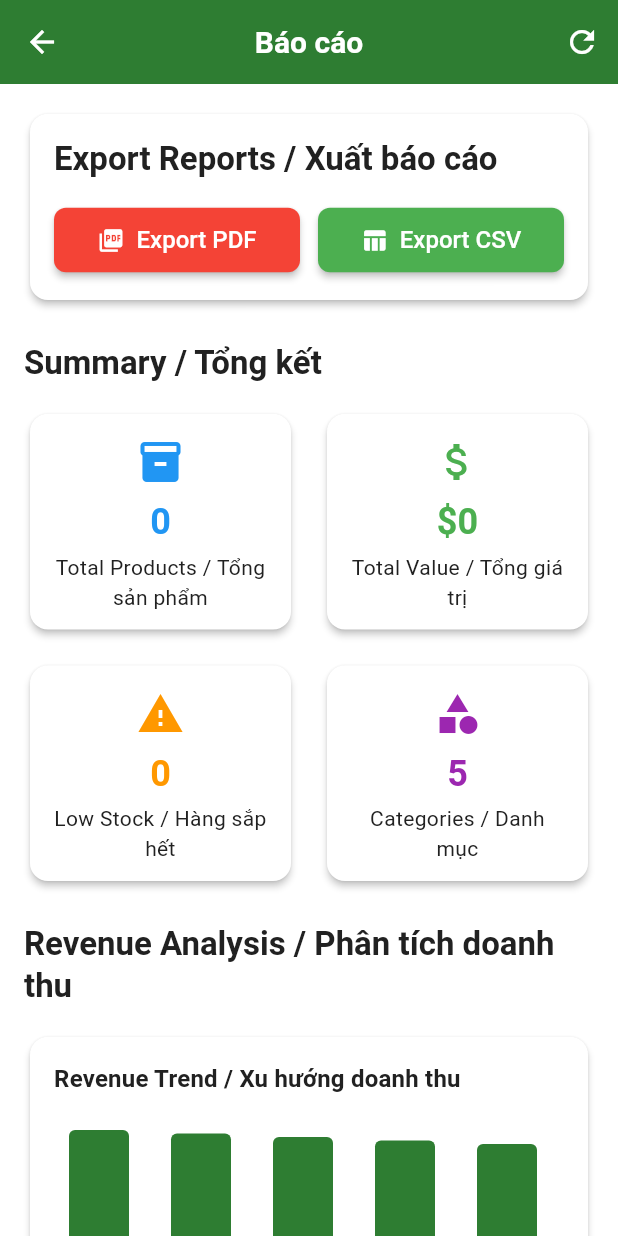
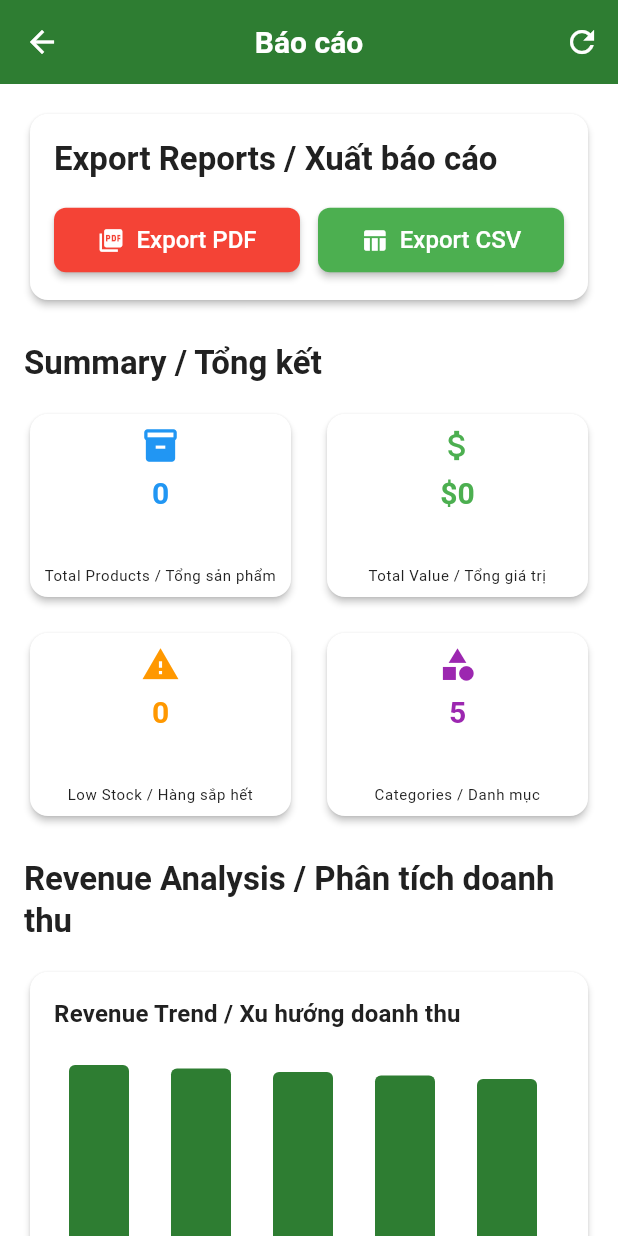
Before and after one commit to DatNgyM/APP_QuanLyKho, a Flutter app: the DashboardScreen screen opened directly, after a tap on "Export / Xuất báo cáo", on a phone screen of 412 x 824 dp. Run offline on Flutter 3.47's test engine with Material 3 defaults, Android fonts, the phone set to English and light mode, and no system bars; our stand-ins replace cached_network_image, fl_chart, flutter_animate, google_fonts, image_picker, pdf and 1 more; accounts and stored records are empty.

Commit message:
Fix temporaliy stable on Reports .The icon and number are ab bit small

```diff
--- a/lib/screens/dashboard_screen.dart
+++ b/lib/screens/dashboard_screen.dart
@@ -1,6 +1,5 @@
 import 'package:flutter/material.dart';
 import 'package:provider/provider.dart';
-import 'package:flutter_animate/flutter_animate.dart';
 
 import '../providers/inventory_provider.dart';
 import '../providers/language_provider.dart';
@@ -40,10 +39,11 @@ class DashboardScreen extends StatelessWidget {
             // Welcome Message
             Text(
               '${l10n.welcome}, ${inventoryProvider.totalProducts} ${l10n.products.toLowerCase()}!',
-              style: Theme.of(
-                context,
-              ).textTheme.headlineSmall?.copyWith(fontWeight: FontWeight.bold),
-            ).animate().fadeIn(duration: 600.ms).slideX(begin: -0.3, end: 0),
+              style: Theme.of(context)
+                  .textTheme
+                  .headlineSmall
+                  ?.copyWith(fontWeight: FontWeight.bold),
+            ),
 
             const SizedBox(height: 24),
 
@@ -54,7 +54,7 @@ class DashboardScreen extends StatelessWidget {
               crossAxisCount: 2,
               crossAxisSpacing: 16,
               mainAxisSpacing: 16,
-              childAspectRatio: 1.8,
+              childAspectRatio: 1.4, // Adjusted for smaller cards
               children: [
                 MetricCard(
                   title: l10n.totalProducts,
@@ -62,55 +62,39 @@ class DashboardScreen extends StatelessWidget {
                   icon: Icons.inventory_2,
                   color: Colors.blue,
                   trend: '+12%',
-                ).animate(delay: 200.ms).fadeIn(duration: 600.ms).scale(
-                      begin: const Offset(0.8, 0.8),
-                      end: const Offset(1, 1),
-                    ),
+                ),
                 MetricCard(
                   title: l10n.lowStock,
                   value: inventoryProvider.lowStockCount.toString(),
                   icon: Icons.warning,
                   color: Colors.orange,
                   trend: '-5%',
-                ).animate(delay: 300.ms).fadeIn(duration: 600.ms).scale(
-                      begin: const Offset(0.8, 0.8),
-                      end: const Offset(1, 1),
-                    ),
+                ),
                 MetricCard(
                   title: l10n.outOfStock,
                   value: inventoryProvider.outOfStockCount.toString(),
                   icon: Icons.error,
                   color: Colors.red,
                   trend: '+2%',
-                ).animate(delay: 400.ms).fadeIn(duration: 600.ms).scale(
-                      begin: const Offset(0.8, 0.8),
-                      end: const Offset(1, 1),
-                    ),
+                ),
                 MetricCard(
                   title: 'Total Value / Tổng giá trị',
                   value: '\$${inventoryProvider.totalValue.toStringAsFixed(0)}',
                   icon: Icons.attach_money,
                   color: Colors.green,
                   trend: '+8%',
-                ).animate(delay: 500.ms).fadeIn(duration: 600.ms).scale(
-                      begin: const Offset(0.8, 0.8),
-                      end: const Offset(1, 1),
-                    ),
+                ),
               ],
             ),
-
-            const SizedBox(height: 32),
 
             // Quick Actions
             Text(
               'Quick Actions / Hành động nhanh',
-              style: Theme.of(
-                context,
-              ).textTheme.titleLarge?.copyWith(fontWeight: FontWeight.bold),
-            )
-                .animate(delay: 600.ms)
-                .fadeIn(duration: 600.ms)
-                .slideX(begin: -0.3, end: 0),
+              style: Theme.of(context)
+                  .textTheme
+                  .titleLarge
+                  ?.copyWith(fontWeight: FontWeight.bold),
+            ),
 
             const SizedBox(height: 16),
 
@@ -133,10 +117,7 @@ class DashboardScreen extends StatelessWidget {
                       ),
                     );
                   },
-                )
-                    .animate(delay: 700.ms)
-                    .fadeIn(duration: 600.ms)
-                    .slideY(begin: 0.3, end: 0),
+                ),
                 QuickActionButton(
                   title: 'Low Stock / Hàng sắp hết',
                   icon: Icons.warning,
@@ -144,10 +125,7 @@ class DashboardScreen extends StatelessWidget {
                   onTap: () {
                     _showLowStockAlert(context, inventoryProvider, l10n);
                   },
-                )
-                    .animate(delay: 800.ms)
-                    .fadeIn(duration: 600.ms)
-                    .slideY(begin: 0.3, end: 0),
+                ),
                 QuickActionButton(
                   title: l10n.reports,
                   icon: Icons.analytics,
@@ -159,10 +137,7 @@ class DashboardScreen extends StatelessWidget {
                       ),
                     );
                   },
-                )
-                    .animate(delay: 900.ms)
-                    .fadeIn(duration: 600.ms)
-                    .slideY(begin: 0.3, end: 0),
+                ),
                 QuickActionButton(
                   title: 'Export / Xuất báo cáo',
                   icon: Icons.download,
@@ -174,10 +149,7 @@ class DashboardScreen extends StatelessWidget {
                       ),
                     );
                   },
-                )
-                    .animate(delay: 1000.ms)
-                    .fadeIn(duration: 600.ms)
-                    .slideY(begin: 0.3, end: 0),
+                ),
               ],
             ),
 
@@ -186,13 +158,11 @@ class DashboardScreen extends StatelessWidget {
             // Recent Activity
             Text(
               l10n.recentActivity,
-              style: Theme.of(
-                context,
-              ).textTheme.titleLarge?.copyWith(fontWeight: FontWeight.bold),
-            )
-                .animate(delay: 1100.ms)
-                .fadeIn(duration: 600.ms)
-                .slideX(begin: -0.3, end: 0),
+              style: Theme.of(context)
+                  .textTheme
+                  .titleLarge
+                  ?.copyWith(fontWeight: FontWeight.bold),
+            ),
 
             const SizedBox(height: 16),
 
@@ -220,10 +190,7 @@ class DashboardScreen extends StatelessWidget {
                   color: Colors.blue,
                 ),
               ],
-            )
-                .animate(delay: 1200.ms)
-                .fadeIn(duration: 600.ms)
-                .slideY(begin: 0.3, end: 0),
+            ),
           ],
         ),
       ),
--- a/lib/screens/reports_screen.dart
+++ b/lib/screens/reports_screen.dart
@@ -240,7 +240,7 @@ class _ReportsScreenState extends State<ReportsScreen> {
                     crossAxisCount: 2,
                     crossAxisSpacing: 16,
                     mainAxisSpacing: 16,
-                    childAspectRatio: 1.2,
+                    childAspectRatio: 1.4,
                     children: [
                       _buildSummaryCard(
                         context,
@@ -486,24 +486,30 @@ class _ReportsScreenState extends State<ReportsScreen> {
         borderRadius: BorderRadius.circular(12),
       ),
       child: Padding(
-        padding: const EdgeInsets.all(16),
+        padding: const EdgeInsets.all(8),
         child: Column(
           mainAxisAlignment: MainAxisAlignment.center,
           children: [
-            Icon(icon, color: color, size: 32),
-            const SizedBox(height: 8),
-            Text(
-              value,
-              style: Theme.of(context).textTheme.headlineSmall?.copyWith(
-                    color: color,
-                    fontWeight: FontWeight.bold,
-                  ),
+            Icon(icon, color: color, size: 26),
+            const SizedBox(height: 6),
+            Expanded(
+              child: Text(
+                value,
+                style: Theme.of(context).textTheme.headlineSmall?.copyWith(
+                      color: color,
+                      fontWeight: FontWeight.bold,
+                      fontSize: 20,
+                    ),
+                textAlign: TextAlign.center,
+                maxLines: 1,
+                overflow: TextOverflow.ellipsis,
+              ),
             ),
-            const SizedBox(height: 4),
             Text(
               title,
-              style: Theme.of(context).textTheme.bodyMedium?.copyWith(
+              style: Theme.of(context).textTheme.bodySmall?.copyWith(
                     color: Theme.of(context).colorScheme.onSurfaceVariant,
+                    fontSize: 10,
                   ),
               textAlign: TextAlign.center,
               maxLines: 2,
--- a/lib/widgets/metric_card.dart
+++ b/lib/widgets/metric_card.dart
@@ -20,6 +20,9 @@ class MetricCard extends StatelessWidget {
   Widget build(BuildContext context) {
     return Card(
       elevation: 4,
+      shape: RoundedRectangleBorder(
+        borderRadius: BorderRadius.circular(12),
+      ),
       child: Padding(
         padding: const EdgeInsets.all(8),
         child: Column(
@@ -29,7 +32,7 @@ class MetricCard extends StatelessWidget {
             Row(
               mainAxisAlignment: MainAxisAlignment.spaceBetween,
               children: [
-                Icon(icon, color: color, size: 20),
+                Icon(icon, color: color, size: 26),
                 if (trend != null)
                   Container(
                     padding: const EdgeInsets.symmetric(
@@ -47,7 +50,7 @@ class MetricCard extends StatelessWidget {
                       style: TextStyle(
                         color:
                             trend!.startsWith('+') ? Colors.green : Colors.red,
-                        fontSize: 10,
+                        fontSize: 9,
                         fontWeight: FontWeight.bold,
                       ),
                     ),
@@ -55,25 +58,26 @@ class MetricCard extends StatelessWidget {
               ],
             ),
             const SizedBox(height: 6),
-            Text(
+            Expanded(
+              child: Text(
                 value,
                 style: Theme.of(context).textTheme.headlineSmall?.copyWith(
                       fontWeight: FontWeight.bold,
                       color: color,
+                      fontSize: 22,
+                    ),
+                maxLines: 1,
+                overflow: TextOverflow.ellipsis,
               ),
             ),
-            const SizedBox(height: 1),
-            Flexible(
-              child: Text(
+            Text(
               title,
               style: Theme.of(context).textTheme.bodySmall?.copyWith(
-                      color: Theme.of(
-                        context,
-                      ).textTheme.bodySmall?.color?.withOpacity(0.7),
+                    color: Theme.of(context).colorScheme.onSurfaceVariant,
+                    fontSize: 10,
                   ),
               maxLines: 2,
               overflow: TextOverflow.ellipsis,
-              ),
             ),
           ],
         ),
```
Also changed, not shown: 2 other files. Lines whose indentation alone changed are shown as unchanged.
